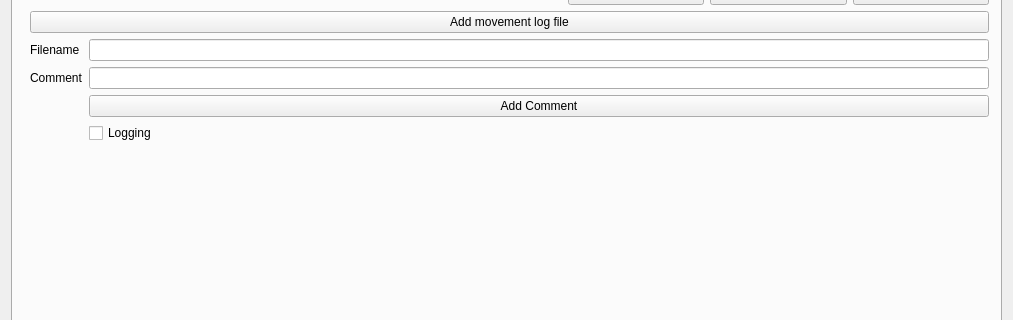
The window that mainwindow.ui (anates/Spectro) describes before a commit, drawn with Qt 5; both pictures show x 0 to 1013 and y 263 to 583 of the 1013 by 902 pixel window.
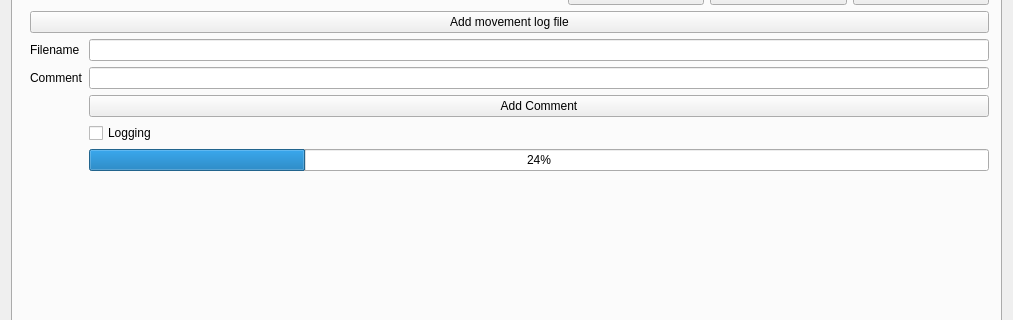
The same window after the commit. Custom widgets are drawn as their Qt base class.

What changed in the file:
```diff
--- a/mainwindow.ui
+++ b/mainwindow.ui
@@ -536,6 +536,13 @@
             </property>
            </widget>
           </item>
+          <item row="4" column="1">
+           <widget class="QProgressBar" name="MovingProgressBar">
+            <property name="value">
+             <number>24</number>
+            </property>
+           </widget>
+          </item>
          </layout>
         </item>
        </layout>
```
